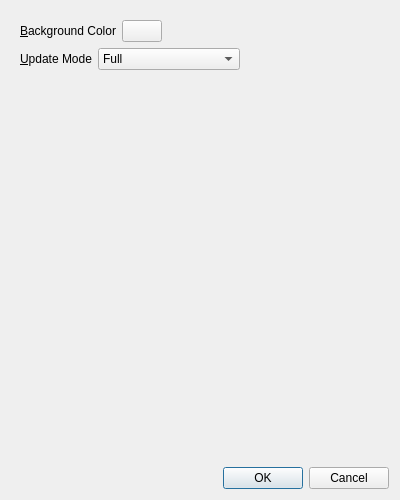
Before: the Qt Designer form UI/glowbot-canvas-settings.ui in textbrowser/glitch, drawn with Qt 5.
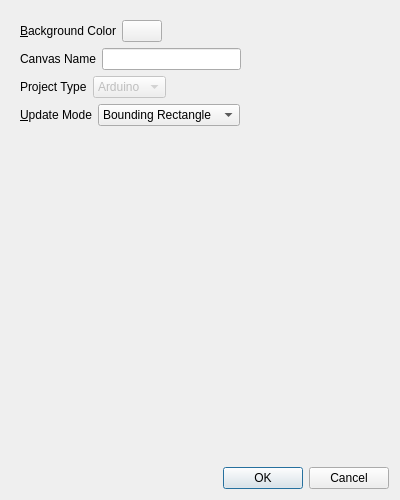
After: the same form once the commit is applied.

```diff
--- a/UI/glowbot-canvas-settings.ui
+++ b/UI/glowbot-canvas-settings.ui
@@ -66,6 +66,82 @@
          </item>
         </layout>
        </item>
+       <item>
+        <layout class="QHBoxLayout" name="horizontalLayout_3">
+         <item>
+          <widget class="QLabel" name="label_3">
+           <property name="text">
+            <string>Canvas Name</string>
+           </property>
+          </widget>
+         </item>
+         <item>
+          <widget class="QLineEdit" name="name">
+           <property name="readOnly">
+            <bool>false</bool>
+           </property>
+          </widget>
+         </item>
+         <item>
+          <spacer name="horizontalSpacer_3">
+           <property name="orientation">
+            <enum>Qt::Horizontal</enum>
+           </property>
+           <property name="sizeHint" stdset="0">
+            <size>
+             <width>40</width>
+             <height>20</height>
+            </size>
+           </property>
+          </spacer>
+         </item>
+        </layout>
+       </item>
+       <item>
+        <layout class="QHBoxLayout" name="horizontalLayout_4">
+         <item>
+          <widget class="QLabel" name="label_4">
+           <property name="text">
+            <string>Project Type</string>
+           </property>
+           <property name="buddy">
+            <cstring>update_mode</cstring>
+           </property>
+          </widget>
+         </item>
+         <item>
+          <widget class="QComboBox" name="project_type">
+           <property name="enabled">
+            <bool>false</bool>
+           </property>
+           <property name="currentIndex">
+            <number>0</number>
+           </property>
+           <property name="sizeAdjustPolicy">
+            <enum>QComboBox::AdjustToContents</enum>
+           </property>
+           <item>
+            <property name="text">
+             <string notr="true">Arduino</string>
+            </property>
+           </item>
+          </widget>
+         </item>
+         <item>
+          <spacer name="horizontalSpacer_4">
+           <property name="orientation">
+            <enum>Qt::Horizontal</enum>
+           </property>
+           <property name="sizeHint" stdset="0">
+            <size>
+             <width>40</width>
+             <height>20</height>
+            </size>
+           </property>
+          </spacer>
+         </item>
+        </layout>
+       </item>
        <item>
         <layout class="QHBoxLayout" name="horizontalLayout">
          <item>
@@ -81,7 +157,7 @@
          <item>
           <widget class="QComboBox" name="update_mode">
            <property name="currentIndex">
-            <number>1</number>
+            <number>0</number>
            </property>
            <property name="sizeAdjustPolicy">
             <enum>QComboBox::AdjustToContents</enum>
```
Left out of the diff: 13 changed lines with no effect on the pictures.
